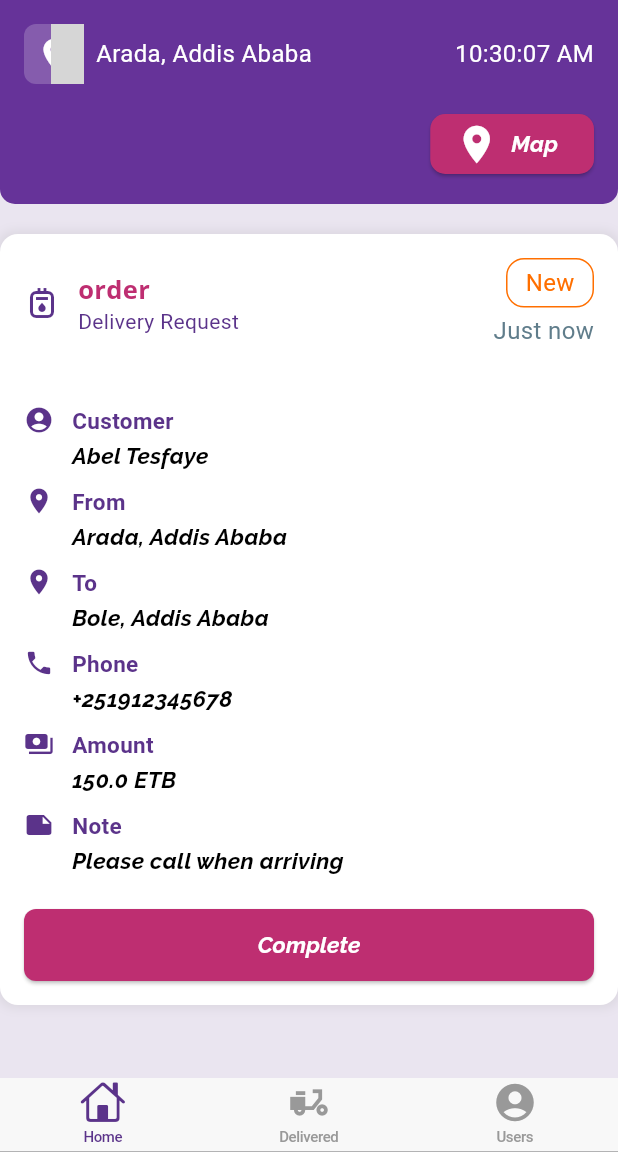
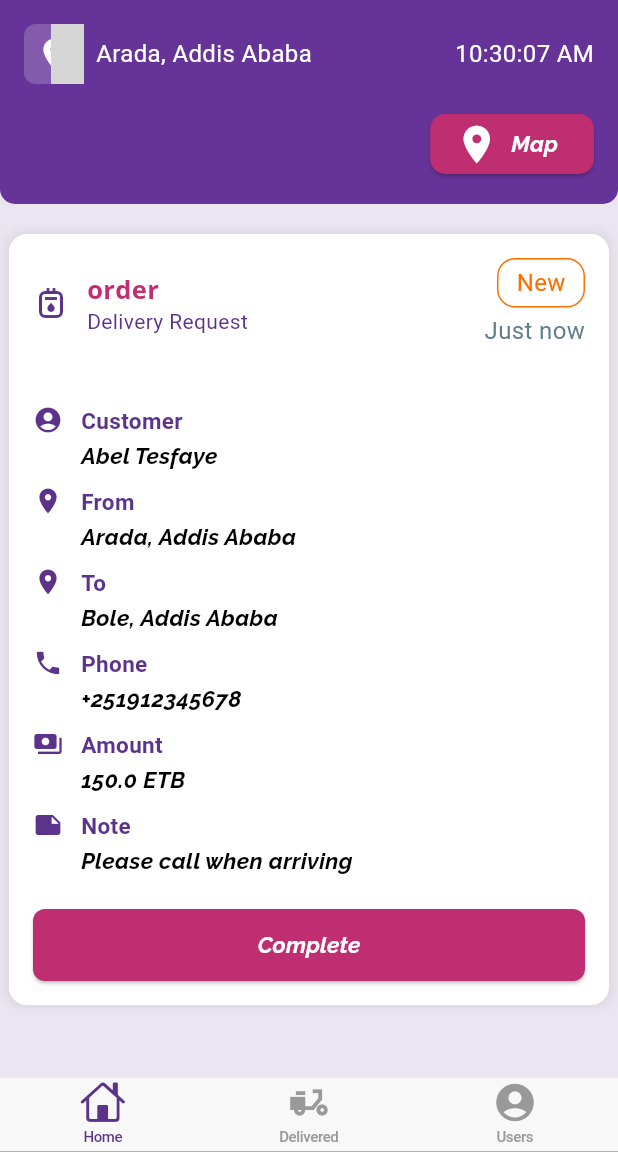
Before and after one commit to Melak-12/elex_driver, a Flutter app: the screen it shows after launch, on a phone screen of 412 x 824 dp, the part 84-1236 px from its top. Run offline on Flutter 3.47's test engine with Material 3 defaults, Android fonts, the phone set to English and light mode, and no system bars; our stand-ins replace go_router, image_picker, intl_phone_field, location, permission_handler; missing offline and left inert: live_indicator, mapbox_maps_flutter; accounts and stored records are empty; grey boxes are pictures that could not be loaded.

Commit message:
homescreen updated

```diff
--- a/lib/modules/home/screens/home_screen.dart
+++ b/lib/modules/home/screens/home_screen.dart
@@ -130,7 +130,11 @@ class _HomePageState extends State<HomePage> {
 
   Widget _buildOrderCard(IncomingOrder order, HomeProvider provider) {
     return Container(
+        margin: const EdgeInsets.symmetric(
+          horizontal: 6),
+
       decoration: BoxDecoration(
+
         color: Colors.white,
         borderRadius: BorderRadius.circular(12),
         boxShadow: [
```
